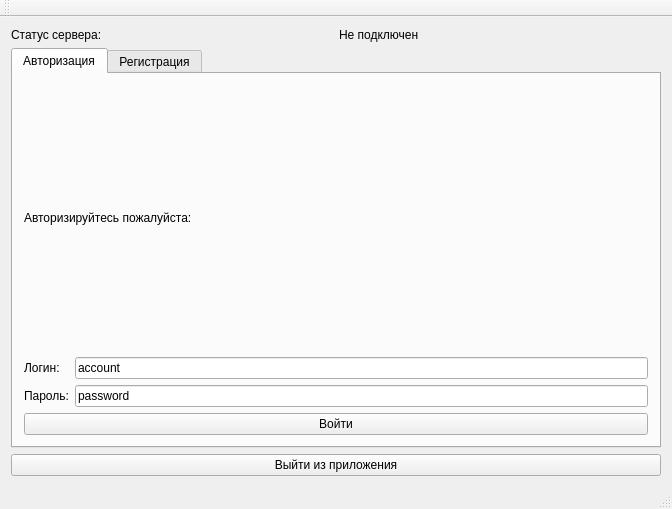
The window that Client/Client_v01/mainwindow.ui (TokiSeven/2course_coursework) describes before a commit, drawn with Qt 5.
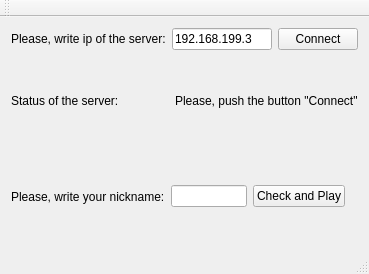
The same window after the commit.

Commit message: Update Server (callback) Upgrade callback functions for sending to gamers

The edit to the form file:
```diff
--- a/Client/Client_v01/mainwindow.ui
+++ b/Client/Client_v01/mainwindow.ui
@@ -6,8 +6,8 @@
    <rect>
     <x>0</x>
     <y>0</y>
-    <width>672</width>
-    <height>509</height>
+    <width>369</width>
+    <height>274</height>
    </rect>
   </property>
   <property name="windowTitle">
@@ -16,131 +16,75 @@
   <widget class="QWidget" name="centralWidget">
    <layout class="QGridLayout" name="gridLayout_2">
     <item row="0" column="0">
-     <layout class="QGridLayout" name="gridLayout">
-      <item row="0" column="0">
-       <layout class="QHBoxLayout" name="horizontalLayout">
-        <item>
-         <layout class="QHBoxLayout" name="horizontalLayout_3">
-          <item>
            <layout class="QVBoxLayout" name="verticalLayout">
             <item>
              <layout class="QHBoxLayout" name="horizontalLayout_4">
               <item>
                <widget class="QLabel" name="label_4">
                 <property name="text">
-                 <string>Статус сервера:</string>
+           <string>Please, write ip of the server:</string>
                 </property>
                </widget>
               </item>
               <item>
-               <widget class="QLabel" name="info_status">
+         <widget class="QLineEdit" name="line_server_ip">
                 <property name="text">
-                 <string>Не подключен</string>
+           <string>192.168.199.3</string>
                 </property>
                </widget>
               </item>
-             </layout>
-            </item>
             <item>
-             <widget class="QTabWidget" name="tab_login">
-              <property name="currentIndex">
-               <number>0</number>
-              </property>
-              <widget class="QWidget" name="login">
-               <attribute name="title">
-                <string>Авторизация</string>
-               </attribute>
-               <layout class="QGridLayout" name="gridLayout_3">
-                <item row="0" column="0">
-                 <layout class="QHBoxLayout" name="horizontalLayout_5">
-                  <item>
-                   <widget class="QLabel" name="label">
-                    <property name="text">
-                     <string>Авторизируйтесь пожалуйста:</string>
-                    </property>
-                   </widget>
-                  </item>
-                 </layout>
-                </item>
-                <item row="1" column="0">
-                 <layout class="QHBoxLayout" name="horizontalLayout_6">
-                  <item>
-                   <layout class="QVBoxLayout" name="verticalLayout_4">
-                    <item>
-                     <widget class="QLabel" name="label_2">
-                      <property name="text">
-                       <string>Логин:</string>
-                      </property>
-                     </widget>
-                    </item>
-                    <item>
-                     <widget class="QLabel" name="label_3">
-                      <property name="text">
-                       <string>Пароль:</string>
-                      </property>
-                     </widget>
-                    </item>
-                   </layout>
-                  </item>
-                  <item>
-                   <layout class="QVBoxLayout" name="verticalLayout_5">
-                    <item>
-                     <widget class="QLineEdit" name="data_name">
-                      <property name="text">
-                       <string>account</string>
-                      </property>
-                     </widget>
-                    </item>
-                    <item>
-                     <widget class="QLineEdit" name="data_pass">
-                      <property name="text">
-                       <string>password</string>
-                      </property>
-                     </widget>
-                    </item>
-                   </layout>
-                  </item>
-                 </layout>
-                </item>
-                <item row="2" column="0">
                  <widget class="QPushButton" name="button_connect">
                   <property name="text">
-                   <string>Войти</string>
+           <string>Connect</string>
                   </property>
                  </widget>
                 </item>
                </layout>
-              </widget>
-              <widget class="QWidget" name="registration">
-               <attribute name="title">
-                <string>Регистрация</string>
-               </attribute>
-              </widget>
-             </widget>
             </item>
             <item>
              <layout class="QHBoxLayout" name="horizontalLayout_2">
               <item>
-               <layout class="QVBoxLayout" name="verticalLayout_3"/>
+         <widget class="QLabel" name="label_info_status">
+          <property name="text">
+           <string>Status of the server:</string>
+          </property>
+         </widget>
               </item>
               <item>
-               <layout class="QVBoxLayout" name="verticalLayout_2"/>
+         <widget class="QLabel" name="label_status">
+          <property name="text">
+           <string>Please, push the button &quot;Connect&quot;</string>
+          </property>
+         </widget>
               </item>
              </layout>
             </item>
             <item>
-             <widget class="QPushButton" name="button_disconnect">
-              <property name="enabled">
-               <bool>true</bool>
-              </property>
+       <layout class="QHBoxLayout" name="layout_auth">
+        <item>
+         <widget class="QLabel" name="label_info_nick">
               <property name="text">
-               <string>Выйти из приложения</string>
+           <string>Please, write your nickname:</string>
               </property>
              </widget>
             </item>
-           </layout>
-          </item>
-         </layout>
+        <item>
+         <widget class="QLineEdit" name="line_nick"/>
+        </item>
+        <item>
+         <widget class="QPushButton" name="button_auth">
+          <property name="text">
+           <string>Check and Play</string>
+          </property>
+         </widget>
+        </item>
+        <item>
+         <widget class="QLabel" name="label_auth">
+          <property name="text">
+           <string/>
+          </property>
+         </widget>
         </item>
        </layout>
       </item>
```
Left out of the diff: 8 changed lines with no effect on the pictures. Lines whose indentation alone changed are shown as unchanged. The commit also changes 6 other files.
